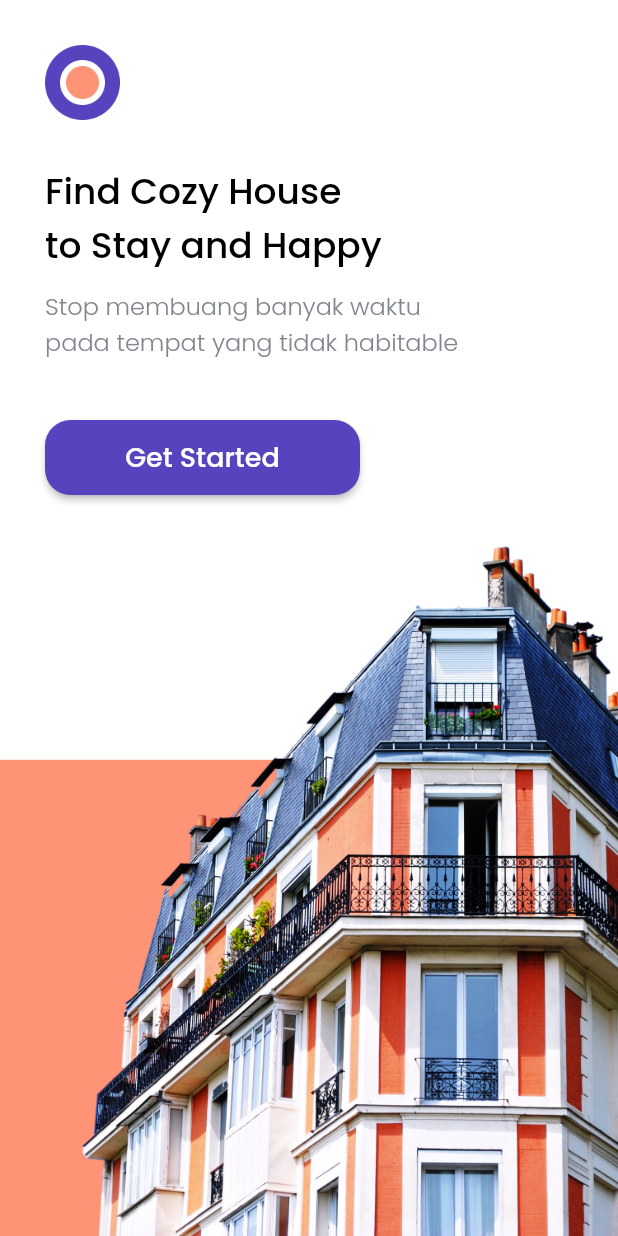
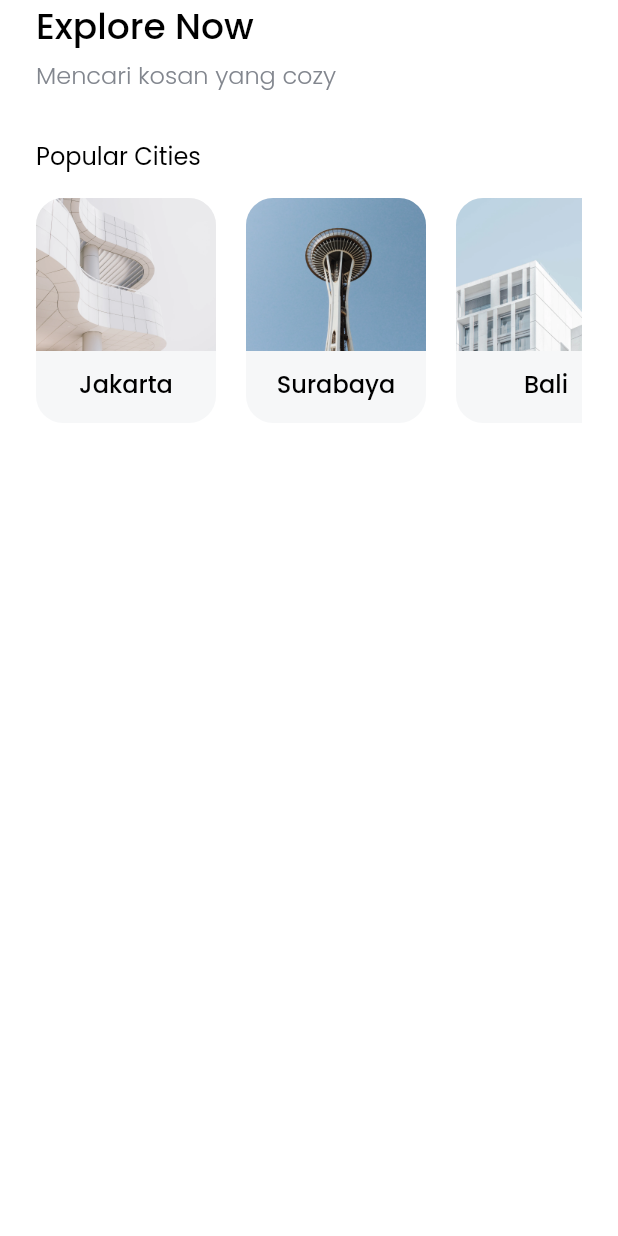
Before and after one commit to mikamada/cozy_app, a Flutter app: the screen it shows after launch, after a tap on "Get Started", on a phone screen of 412 x 824 dp. Run offline on Flutter 3.47's test engine with Material 2 defaults, Android fonts, the phone set to English and light mode, and no system bars; our stand-ins replace google_fonts.

Commit message:
mmebuat citi_card.dart / carousel

```diff
--- a/lib/main.dart
+++ b/lib/main.dart
@@ -1,3 +1,4 @@
+import 'package:cozy_app/pages/home_page.dart';
 import 'package:cozy_app/pages/splash_page.dart';
 import 'package:flutter/material.dart';
 
@@ -10,9 +11,12 @@ class MyApp extends StatelessWidget {
 
   @override
   Widget build(BuildContext context) {
-    return const MaterialApp(
+    return MaterialApp(
       debugShowCheckedModeBanner: false,
-      home: SplashPage(),
+      home: const SplashPage(),
+      routes: {
+        '/home': (context) => const HomePage(),
+      },
     );
   }
 }
--- /dev/null
+++ b/lib/pages/home_page.dart
@@ -0,0 +1,98 @@
+import 'package:cozy_app/theme.dart';
+import 'package:cozy_app/widgets/city_card.dart';
+import 'package:flutter/material.dart';
+
+class HomePage extends StatelessWidget {
+  const HomePage({Key? key}) : super(key: key);
+
+  @override
+  Widget build(BuildContext context) {
+    Widget title() {
+      return Column(
+        crossAxisAlignment: CrossAxisAlignment.start,
+        children: [
+          Text(
+            'Explore Now',
+            style: blackTextStyle.copyWith(
+              fontSize: 24,
+              fontWeight: FontWeight.w500,
+            ),
+          ),
+          const SizedBox(
+            height: 2,
+          ),
+          Text(
+            'Mencari kosan yang cozy',
+            style: greyTextStyle.copyWith(
+              fontSize: 16,
+              fontWeight: FontWeight.w300,
+            ),
+          ),
+        ],
+      );
+    }
+
+    Widget popularCities() {
+      return Container(
+        margin: const EdgeInsets.only(
+          top: 30,
+        ),
+        child: Column(
+          crossAxisAlignment: CrossAxisAlignment.start,
+          children: [
+            Text(
+              'Popular Cities',
+              style: blackTextStyle.copyWith(
+                fontSize: 16,
+                fontWeight: FontWeight.w400,
+              ),
+            ),
+            const SizedBox(
+              height: 16,
+            ),
+            SizedBox(
+              height: 150,
+              child: ListView(
+                scrollDirection: Axis.horizontal,
+                children: const [
+                  CityCard(
+                    name: 'Jakarta',
+                    imgUrl: 'assets/city1.png',
+                  ),
+                  CityCard(
+                    name: 'Surabaya',
+                    imgUrl: 'assets/city2.png',
+                  ),
+                  CityCard(
+                    name: 'Bali',
+                    imgUrl: 'assets/city3.png',
+                  ),
+                ],
+              ),
+            ),
+          ],
+        ),
+      );
+    }
+
+    return Scaffold(
+      backgroundColor: whiteColor,
+      body: SafeArea(
+        child: ListView(
+          padding: const EdgeInsets.symmetric(
+            horizontal: 24,
+          ),
+          children: [
+            Column(
+              crossAxisAlignment: CrossAxisAlignment.start,
+              children: [
+                title(),
+                popularCities(),
+              ],
+            ),
+          ],
+        ),
+      ),
+    );
+  }
+}
--- a/lib/pages/splash_page.dart
+++ b/lib/pages/splash_page.dart
@@ -60,7 +60,9 @@ class SplashPage extends StatelessWidget {
                           borderRadius: BorderRadius.circular(17),
                         ),
                       ),
-                      onPressed: () {},
+                      onPressed: () {
+                        Navigator.pushNamed(context, '/home');
+                      },
                       child: Text(
                         'Get Started',
                         style: whiteTextStyle.copyWith(
--- a/lib/theme.dart
+++ b/lib/theme.dart
@@ -6,6 +6,7 @@ Color greenColor = const Color(0xffFF9376);
 Color blackColor = const Color(0xff000000);
 Color whiteColor = const Color(0xffffffff);
 Color greyColor = const Color(0xff82868E);
+Color cardColor = const Color(0xffF6F7F8);
 
 double edge = 24;
 
--- /dev/null
+++ b/lib/widgets/city_card.dart
@@ -0,0 +1,81 @@
+import 'package:flutter/material.dart';
+
+import '../theme.dart';
+
+class CityCard extends StatelessWidget {
+  final String imgUrl;
+  final bool isPopular;
+  final String name;
+  const CityCard({
+    Key? key,
+    required this.imgUrl,
+    this.isPopular = false,
+    required this.name,
+  }) : super(key: key);
+
+  @override
+  Widget build(BuildContext context) {
+    return Container(
+      margin: const EdgeInsets.only(right: 20),
+      width: 120,
+      height: 150,
+      decoration: BoxDecoration(
+        color: cardColor,
+        borderRadius: BorderRadius.circular(18),
+      ),
+      child: Column(
+        children: [
+          Container(
+            width: 120,
+            height: 102,
+            decoration: BoxDecoration(
+              borderRadius: const BorderRadius.only(
+                topLeft: Radius.circular(18),
+                topRight: Radius.circular(18),
+              ),
+              image: DecorationImage(
+                fit: BoxFit.cover,
+                image: AssetImage(
+                  imgUrl,
+                ),
+              ),
+            ),
+            child: Align(
+              alignment: Alignment.topRight,
+              child: isPopular
+                  ? Container(
+                      padding: const EdgeInsets.all(3),
+                      width: 50,
+                      height: 30,
+                      decoration: BoxDecoration(
+                          color: purpleColor,
+                          borderRadius: const BorderRadius.only(
+                            bottomLeft: Radius.circular(30),
+                            topRight: Radius.circular(18),
+                          )),
+                      child: Center(
+                        child: Image.asset(
+                          'assets/icon_star.png',
+                          width: 22,
+                          height: 22,
+                        ),
+                      ),
+                    )
+                  : const SizedBox(),
+            ),
+          ),
+          const SizedBox(
+            height: 10,
+          ),
+          Text(
+            name,
+            style: blackTextStyle.copyWith(
+              fontSize: 16,
+              fontWeight: FontWeight.w500,
+            ),
+          ),
+        ],
+      ),
+    );
+  }
+}
```
